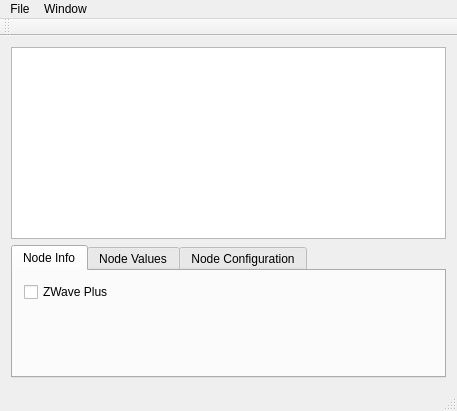
Above: mainwindow.ui from OpenZWave/ozw-admin before the change. Below: the same form after it.
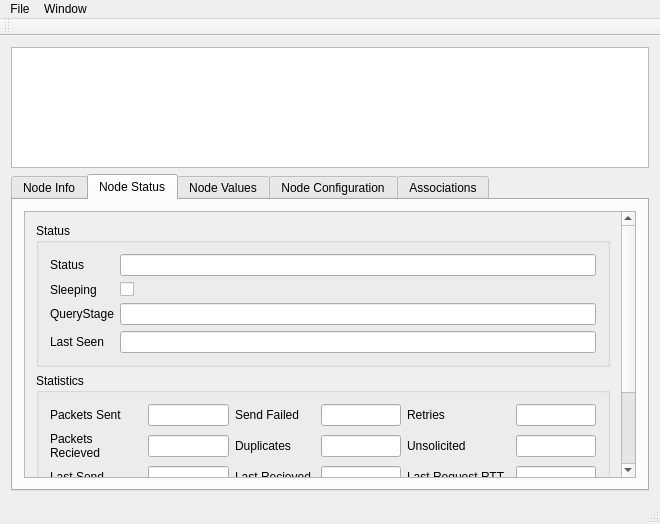
That is the form after the change.

```diff
--- a/mainwindow.ui
+++ b/mainwindow.ui
@@ -6,8 +6,8 @@
    <rect>
     <x>0</x>
     <y>0</y>
-    <width>457</width>
-    <height>411</height>
+    <width>660</width>
+    <height>524</height>
    </rect>
   </property>
   <property name="windowTitle">
@@ -27,18 +27,480 @@
     <item>
      <widget class="QTabWidget" name="tabWidget">
       <property name="currentIndex">
-       <number>0</number>
+       <number>1</number>
       </property>
       <widget class="QWidget" name="n_info">
        <attribute name="title">
         <string>Node Info</string>
        </attribute>
-       <layout class="QFormLayout" name="formLayout">
-        <item row="0" column="0">
-         <widget class="QCheckBox" name="ni_zwplus">
-          <property name="text">
-           <string>ZWave Plus</string>
+       <layout class="QVBoxLayout" name="verticalLayout_2">
+        <item>
+         <widget class="QScrollArea" name="scrollArea">
+          <property name="widgetResizable">
+           <bool>true</bool>
           </property>
+          <widget class="QWidget" name="scrollAreaWidgetContents">
+           <property name="geometry">
+            <rect>
+             <x>0</x>
+             <y>0</y>
+             <width>605</width>
+             <height>289</height>
+            </rect>
+           </property>
+           <layout class="QVBoxLayout" name="verticalLayout_3">
+            <item>
+             <widget class="QGroupBox" name="groupBox">
+              <property name="title">
+               <string>Node Info</string>
+              </property>
+              <layout class="QFormLayout" name="formLayout_2">
+               <item row="0" column="0">
+                <widget class="QLabel" name="label">
+                 <property name="text">
+                  <string>Product</string>
+                 </property>
+                </widget>
+               </item>
+               <item row="0" column="1">
+                <widget class="QLineEdit" name="NI_Product">
+                 <property name="readOnly">
+                  <bool>true</bool>
+                 </property>
+                </widget>
+               </item>
+               <item row="1" column="0">
+                <widget class="QLabel" name="label_2">
+                 <property name="text">
+                  <string>Manufacturer</string>
+                 </property>
+                </widget>
+               </item>
+               <item row="1" column="1">
+                <widget class="QLineEdit" name="NI_Manufacturer">
+                 <property name="readOnly">
+                  <bool>true</bool>
+                 </property>
+                </widget>
+               </item>
+               <item row="2" column="0">
+                <widget class="QLabel" name="label_3">
+                 <property name="text">
+                  <string>ZWave ID and Type</string>
+                 </property>
+                </widget>
+               </item>
+               <item row="2" column="1">
+                <widget class="QLineEdit" name="NI_ID">
+                 <property name="readOnly">
+                  <bool>true</bool>
+                 </property>
+                </widget>
+               </item>
+               <item row="3" column="0">
+                <widget class="QLabel" name="label_4">
+                 <property name="text">
+                  <string>ZWave Version</string>
+                 </property>
+                </widget>
+               </item>
+               <item row="3" column="1">
+                <widget class="QLineEdit" name="ni_version">
+                 <property name="readOnly">
+                  <bool>true</bool>
+                 </property>
+                </widget>
+               </item>
+              </layout>
+             </widget>
+            </item>
+            <item>
+             <widget class="QGroupBox" name="groupBox_2">
+              <property name="title">
+               <string>Capabilities</string>
+              </property>
+              <layout class="QGridLayout" name="gridLayout">
+               <item row="1" column="0">
+                <widget class="QCheckBox" name="ni_beaming">
+                 <property name="text">
+                  <string>Beaming</string>
+                 </property>
+                </widget>
+               </item>
+               <item row="1" column="2">
+                <widget class="QCheckBox" name="ni_security">
+                 <property name="text">
+                  <string>Security</string>
+                 </property>
+                </widget>
+               </item>
+               <item row="1" column="1">
+                <widget class="QCheckBox" name="ni_routing">
+                 <property name="text">
+                  <string>Routing</string>
+                 </property>
+                </widget>
+               </item>
+               <item row="0" column="1">
+                <widget class="QCheckBox" name="ni_listen">
+                 <property name="text">
+                  <string>Listening</string>
+                 </property>
+                </widget>
+               </item>
+               <item row="0" column="2">
+                <widget class="QCheckBox" name="ni_flirs">
+                 <property name="text">
+                  <string>FLiRS</string>
+                 </property>
+                </widget>
+               </item>
+               <item row="0" column="0">
+                <widget class="QCheckBox" name="ni_zwplus">
+                 <property name="enabled">
+                  <bool>true</bool>
+                 </property>
+                 <property name="text">
+                  <string>ZWave Plus</string>
+                 </property>
+                </widget>
+               </item>
+               <item row="2" column="0">
+                <widget class="QLabel" name="ni_baud">
+                 <property name="text">
+                  <string>Baud Rate:</string>
+                 </property>
+                </widget>
+               </item>
+              </layout>
+             </widget>
+            </item>
+           </layout>
+          </widget>
+         </widget>
+        </item>
+       </layout>
+      </widget>
+      <widget class="QWidget" name="n_status">
+       <attribute name="title">
+        <string>Node Status</string>
+       </attribute>
+       <layout class="QVBoxLayout" name="verticalLayout_4">
+        <item>
+         <widget class="QScrollArea" name="scrollArea_2">
+          <property name="widgetResizable">
+           <bool>true</bool>
+          </property>
+          <widget class="QWidget" name="scrollAreaWidgetContents_2">
+           <property name="geometry">
+            <rect>
+             <x>0</x>
+             <y>0</y>
+             <width>605</width>
+             <height>398</height>
+            </rect>
+           </property>
+           <layout class="QVBoxLayout" name="verticalLayout_5">
+            <item>
+             <widget class="QGroupBox" name="groupBox_3">
+              <property name="title">
+               <string>Status</string>
+              </property>
+              <layout class="QFormLayout" name="formLayout">
+               <item row="0" column="0">
+                <widget class="QLabel" name="label_5">
+                 <property name="text">
+                  <string>Status</string>
+                 </property>
+                </widget>
+               </item>
+               <item row="0" column="1">
+                <widget class="QLineEdit" name="ns_status">
+                 <property name="readOnly">
+                  <bool>true</bool>
+                 </property>
+                </widget>
+               </item>
+               <item row="1" column="0">
+                <widget class="QLabel" name="label_7">
+                 <property name="text">
+                  <string>Sleeping</string>
+                 </property>
+                </widget>
+               </item>
+               <item row="1" column="1">
+                <widget class="QCheckBox" name="ns_sleeping">
+                 <property name="text">
+                  <string/>
+                 </property>
+                </widget>
+               </item>
+               <item row="2" column="0">
+                <widget class="QLabel" name="label_6">
+                 <property name="text">
+                  <string>QueryStage</string>
+                 </property>
+                </widget>
+               </item>
+               <item row="2" column="1">
+                <widget class="QLineEdit" name="ns_querystage">
+                 <property name="readOnly">
+                  <bool>true</bool>
+                 </property>
+                </widget>
+               </item>
+               <item row="3" column="0">
+                <widget class="QLabel" name="label_8">
+                 <property name="text">
+                  <string>Last Seen</string>
+                 </property>
+                </widget>
+               </item>
+               <item row="3" column="1">
+                <widget class="QLineEdit" name="ns_lastseen">
+                 <property name="readOnly">
+                  <bool>true</bool>
+                 </property>
+                </widget>
+               </item>
+              </layout>
+             </widget>
+            </item>
+            <item>
+             <widget class="QGroupBox" name="groupBox_4">
+              <property name="title">
+               <string>Statistics</string>
+              </property>
+              <layout class="QGridLayout" name="gridLayout_2">
+               <item row="3" column="0">
+                <widget class="QLabel" name="label_18">
+                 <property name="text">
+                  <string>Average Request RTT</string>
+                 </property>
+                 <property name="wordWrap">
+                  <bool>true</bool>
+                 </property>
+                </widget>
+               </item>
+               <item row="2" column="2">
+                <widget class="QLabel" name="label_16">
+                 <property name="text">
+                  <string>Last Recieved</string>
+                 </property>
+                 <property name="wordWrap">
+                  <bool>true</bool>
+                 </property>
+                </widget>
+               </item>
+               <item row="1" column="4">
+                <widget class="QLabel" name="label_14">
+                 <property name="text">
+                  <string>Unsolicited</string>
+                 </property>
+                 <property name="wordWrap">
+                  <bool>true</bool>
+                 </property>
+                </widget>
+               </item>
+               <item row="3" column="4">
+                <widget class="QLabel" name="label_20">
+                 <property name="text">
+                  <string>Average Response RTT</string>
+                 </property>
+                 <property name="wordWrap">
+                  <bool>true</bool>
+                 </property>
+                </widget>
+               </item>
+               <item row="2" column="0">
+                <widget class="QLabel" name="label_15">
+                 <property name="text">
+                  <string>Last Send</string>
+                 </property>
+                 <property name="wordWrap">
+                  <bool>true</bool>
+                 </property>
+                </widget>
+               </item>
+               <item row="1" column="2">
+                <widget class="QLabel" name="label_13">
+                 <property name="text">
+                  <string>Duplicates</string>
+                 </property>
+                 <property name="wordWrap">
+                  <bool>true</bool>
+                 </property>
+                </widget>
+               </item>
+               <item row="0" column="3">
+                <widget class="QLineEdit" name="ns_sentfailed">
+                 <property name="readOnly">
+                  <bool>true</bool>
+                 </property>
+                </widget>
+               </item>
+               <item row="0" column="5">
+                <widget class="QLineEdit" name="ns_retries">
+                 <property name="readOnly">
+                  <bool>true</bool>
+                 </property>
+                </widget>
+               </item>
+               <item row="0" column="1">
+                <widget class="QLineEdit" name="ns_sentcnt">
+                 <property name="readOnly">
+                  <bool>true</bool>
+                 </property>
+                </widget>
+               </item>
+               <item row="0" column="0">
+                <widget class="QLabel" name="label_9">
+                 <property name="text">
+                  <string>Packets Sent</string>
+                 </property>
+                 <property name="wordWrap">
+                  <bool>true</bool>
+                 </property>
+                </widget>
+               </item>
+               <item row="3" column="2">
+                <widget class="QLabel" name="label_19">
+                 <property name="text">
+                  <string>Last Response RTT</string>
+                 </property>
+                 <property name="wordWrap">
+                  <bool>true</bool>
+                 </property>
+                </widget>
+               </item>
+               <item row="0" column="4">
+                <widget class="QLabel" name="label_11">
+                 <property name="text">
+                  <string>Retries</string>
+                 </property>
+                 <property name="wordWrap">
+                  <bool>true</bool>
+                 </property>
+                </widget>
+               </item>
+               <item row="0" column="2">
+                <widget class="QLabel" name="label_10">
+                 <property name="text">
+                  <string>Send Failed</string>
+                 </property>
+                 <property name="wordWrap">
+                  <bool>true</bool>
+                 </property>
+                </widget>
+               </item>
+               <item row="1" column="0">
+                <widget class="QLabel" name="label_12">
+                 <property name="text">
+                  <string>Packets Recieved</string>
+                 </property>
+                 <property name="wordWrap">
+                  <bool>true</bool>
+                 </property>
+                </widget>
+               </item>
+               <item row="2" column="4">
+                <widget class="QLabel" name="label_17">
+                 <property name="text">
+                  <string>Last Request RTT</string>
+                 </property>
+                 <property name="wordWrap">
+                  <bool>true</bool>
+                 </property>
+                </widget>
+               </item>
+               <item row="4" column="0">
+                <widget class="QLabel" name="label_21">
+                 <property name="text">
+                  <string>Quality</string>
+                 </property>
+                 <property name="wordWrap">
+                  <bool>true</bool>
+                 </property>
+                </widget>
+               </item>
+               <item row="1" column="1">
+                <widget class="QLineEdit" name="ns_recievedcnt">
+                 <property name="readOnly">
+                  <bool>true</bool>
+                 </property>
+                </widget>
+               </item>
+               <item row="2" column="1">
+                <widget class="QLineEdit" name="ns_lastsend">
+                 <property name="readOnly">
+                  <bool>true</bool>
+                 </property>
+                </widget>
+               </item>
+               <item row="3" column="1">
+                <widget class="QLineEdit" name="ns_avgreqrtt">
+                 <property name="readOnly">
+                  <bool>true</bool>
+                 </property>
+                </widget>
+               </item>
+               <item row="1" column="3">
+                <widget class="QLineEdit" name="ns_rcvdduplicates">
+                 <property name="readOnly">
+                  <bool>true</bool>
+                 </property>
+                </widget>
+               </item>
+               <item row="2" column="3">
+                <widget class="QLineEdit" name="ns_lastrecieved">
+                 <property name="readOnly">
+                  <bool>true</bool>
+                 </property>
+                </widget>
+               </item>
+               <item row="3" column="3">
+                <widget class="QLineEdit" name="ns_lastresprtt">
+                 <property name="readOnly">
+                  <bool>true</bool>
+                 </property>
+                </widget>
+               </item>
+               <item row="1" column="5">
+                <widget class="QLineEdit" name="ns_unsolicited">
+                 <property name="readOnly">
+                  <bool>true</bool>
+                 </property>
+                </widget>
+               </item>
+               <item row="2" column="5">
+                <widget class="QLineEdit" name="ns_lreqrtt">
+                 <property name="readOnly">
+                  <bool>true</bool>
+                 </property>
+                </widget>
+               </item>
+               <item row="3" column="5">
+                <widget class="QLineEdit" name="ns_avgresprtt">
+                 <property name="readOnly">
+                  <bool>true</bool>
+                 </property>
+                </widget>
+               </item>
+               <item row="4" column="1">
+                <widget class="QLineEdit" name="ns_quality">
+                 <property name="readOnly">
+                  <bool>true</bool>
+                 </property>
+                </widget>
+               </item>
+              </layout>
+             </widget>
+            </item>
+           </layout>
+           <zorder>groupBox_3</zorder>
+           <zorder>groupBox_4</zorder>
+           <zorder>groupBox_4</zorder>
+          </widget>
          </widget>
         </item>
        </layout>
@@ -52,6 +514,49 @@
        <attribute name="title">
         <string>Node Configuration</string>
        </attribute>
+       <layout class="QVBoxLayout" name="verticalLayout_7">
+        <item>
+         <widget class="QScrollArea" name="scrollArea_4">
+          <property name="widgetResizable">
+           <bool>true</bool>
+          </property>
+          <widget class="QWidget" name="scrollAreaWidgetContents_4">
+           <property name="geometry">
+            <rect>
+             <x>0</x>
+             <y>0</y>
+             <width>618</width>
+             <height>246</height>
+            </rect>
+           </property>
+          </widget>
+         </widget>
+        </item>
+       </layout>
+      </widget>
+      <widget class="QWidget" name="n_groups">
+       <attribute name="title">
+        <string>Associations</string>
+       </attribute>
+       <layout class="QVBoxLayout" name="verticalLayout_8">
+        <item>
+         <widget class="QScrollArea" name="scrollArea_5">
+          <property name="widgetResizable">
+           <bool>true</bool>
+          </property>
+          <widget class="QWidget" name="scrollAreaWidgetContents_5">
+           <property name="geometry">
+            <rect>
+             <x>0</x>
+             <y>0</y>
+             <width>618</width>
+             <height>246</height>
+            </rect>
+           </property>
+          </widget>
+         </widget>
+        </item>
+       </layout>
       </widget>
      </widget>
     </item>
@@ -62,7 +567,7 @@
     <rect>
      <x>0</x>
      <y>0</y>
-     <width>457</width>
+     <width>660</width>
      <height>21</height>
     </rect>
    </property>
```
Left out of the diff: 28 changed lines with no effect on the pictures.
